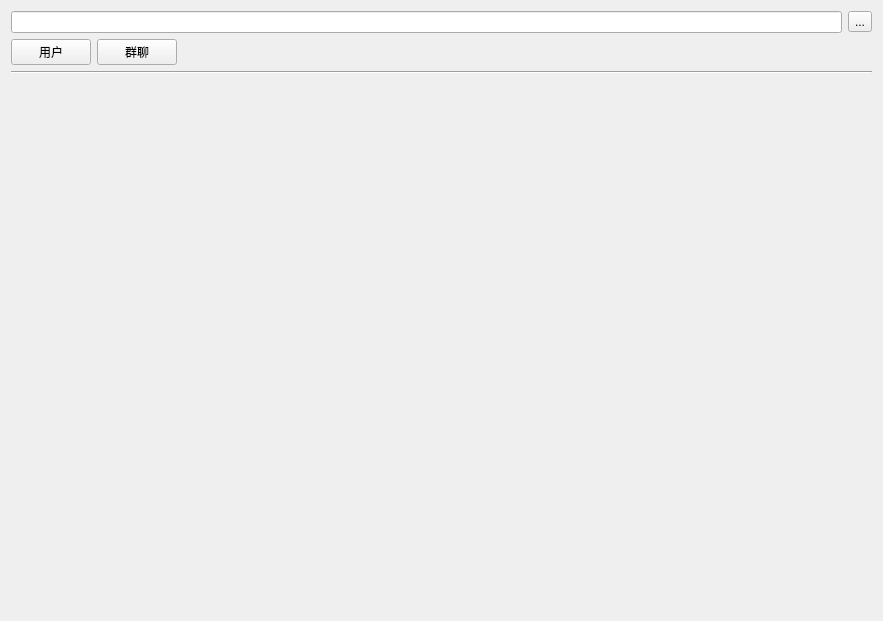
Above: message-client/4.Friend/ui/AddFriendWidget.ui from yxiao-yang/message-client before the change. Below: the same form after it.
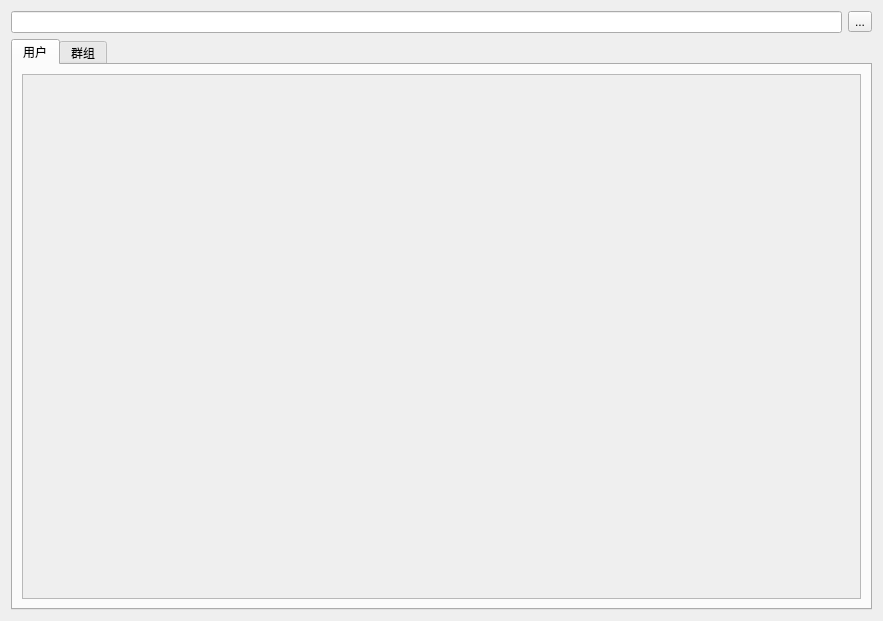
That is the form after the change.

Commit message: 修复搜索用户界面不删除上次搜索结果的bug

Patch:
```diff
--- a/message-client/4.Friend/ui/AddFriendWidget.ui
+++ b/message-client/4.Friend/ui/AddFriendWidget.ui
@@ -29,58 +29,58 @@
     </layout>
    </item>
    <item>
-    <layout class="QVBoxLayout" name="verticalLayout">
-     <item>
-      <layout class="QHBoxLayout" name="horizontalLayout">
-       <item>
-        <widget class="QPushButton" name="UserPb">
-         <property name="text">
+    <widget class="QTabWidget" name="tabWidget">
+     <property name="currentIndex">
+      <number>0</number>
+     </property>
+     <widget class="QWidget" name="UserTab">
+      <attribute name="title">
           <string>用户</string>
-         </property>
-        </widget>
-       </item>
+      </attribute>
+      <layout class="QVBoxLayout" name="verticalLayout">
        <item>
-        <widget class="QPushButton" name="GroupPb">
-         <property name="text">
-          <string>群聊</string>
+        <widget class="QScrollArea" name="UserScroll">
+         <property name="widgetResizable">
+          <bool>true</bool>
          </property>
-        </widget>
+         <widget class="QWidget" name="UserScrollWgt">
+          <property name="geometry">
+           <rect>
+            <x>0</x>
+            <y>0</y>
+            <width>831</width>
+            <height>514</height>
+           </rect>
+          </property>
+          <layout class="QVBoxLayout" name="verticalLayout_3">
+           <item>
+            <widget class="QWidget" name="UserSearchWgt" native="true"/>
        </item>
        <item>
-        <spacer name="horizontalSpacer">
+            <spacer name="UserVSpacer">
          <property name="orientation">
-          <enum>Qt::Horizontal</enum>
+              <enum>Qt::Vertical</enum>
          </property>
          <property name="sizeHint" stdset="0">
           <size>
-           <width>40</width>
-           <height>20</height>
+               <width>20</width>
+               <height>472</height>
           </size>
          </property>
         </spacer>
        </item>
       </layout>
-     </item>
-     <item>
-      <widget class="Line" name="line">
-       <property name="orientation">
-        <enum>Qt::Horizontal</enum>
-       </property>
-      </widget>
-     </item>
-     <item>
-      <widget class="QStackedWidget" name="SearchAnsSWgt">
-       <property name="layoutDirection">
-        <enum>Qt::LeftToRight</enum>
-       </property>
-       <property name="currentIndex">
-        <number>0</number>
-       </property>
-       <widget class="QWidget" name="UserPage"/>
-       <widget class="QWidget" name="GroupPage"/>
+         </widget>
       </widget>
      </item>
     </layout>
+     </widget>
+     <widget class="QWidget" name="GroupTab">
+      <attribute name="title">
+       <string>群组</string>
+      </attribute>
+     </widget>
+    </widget>
    </item>
   </layout>
  </widget>
```
Lines whose indentation alone changed are shown as unchanged. The commit also changes 4 other files.
